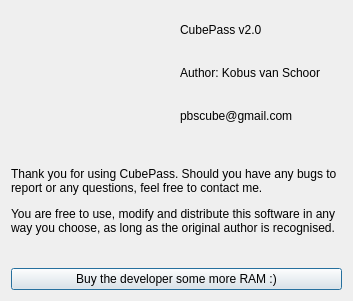
kobus-v-schoor/cubepass, file cubepass/aboutscreen.ui: the form before one commit.
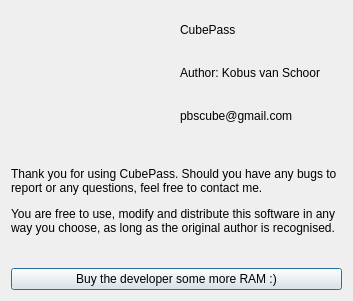
The form after the commit. Icons and pictures are not drawn.

Commit message: Updated to the new cube-lib (better encryption algorithm), added *nix installation

What changed in the file:
```diff
--- a/cubepass/aboutscreen.ui
+++ b/cubepass/aboutscreen.ui
@@ -50,7 +50,7 @@
        <item>
         <widget class="QLabel" name="label_2">
          <property name="text">
-          <string>CubePass v2.0</string>
+          <string>CubePass</string>
          </property>
         </widget>
        </item>
```
Left out of the diff: 2 changed lines with no effect on the pictures. The commit also changes 12 other files.
